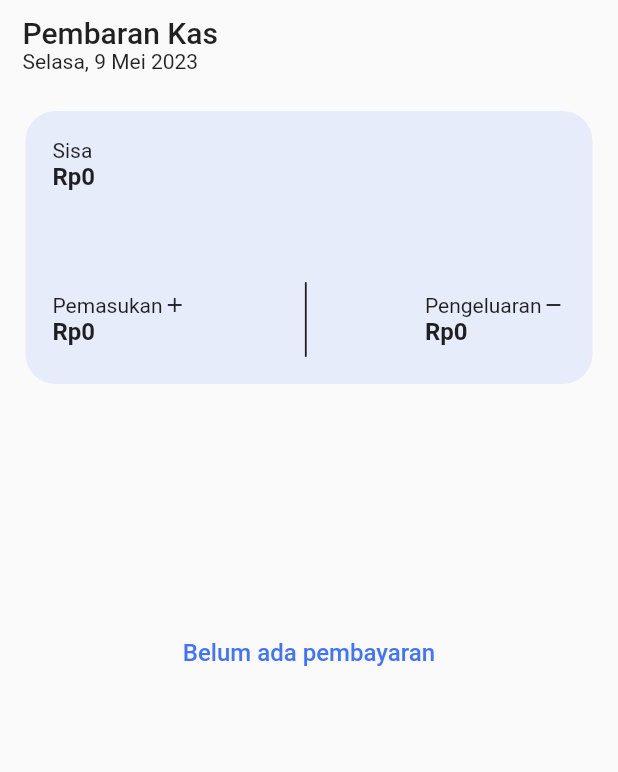
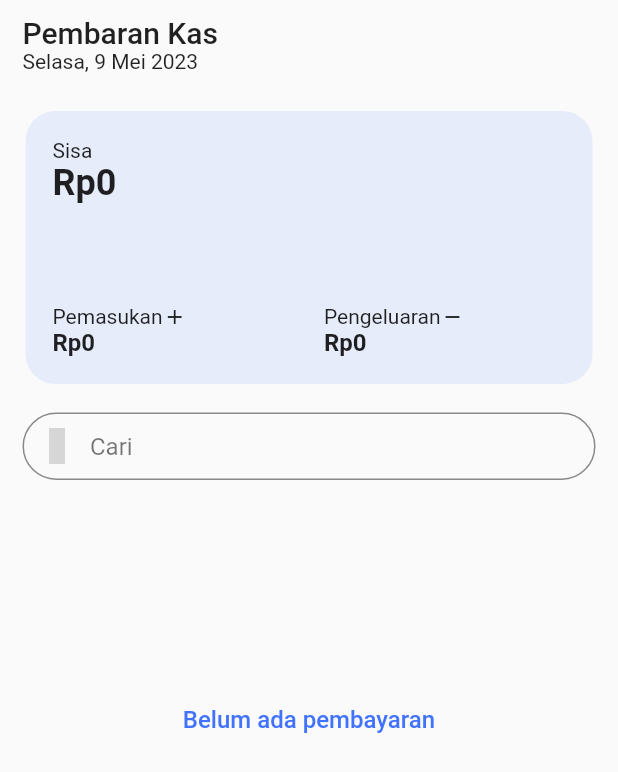
Before and after one commit to Imronarrosid/aplikasi_pembayaran_kas, a Flutter app: the Home screen opened directly, on a phone screen of 412 x 824 dp. Shown: the top 772 px of the screen. Run offline on Flutter 3.47's test engine with Material 2 defaults, Android fonts, the phone set to English and light mode, and no system bars; drawn by our look-alikes of entry; our stand-ins replace flutter_bounceable, flutter_local_notifications, hive, hive_flutter, iconly, sqflite; accounts and stored records are empty; grey boxes are pictures that could not be loaded.

Commit message:
adjust design widget

```diff
--- a/lib/view/card_person.dart
+++ b/lib/view/card_person.dart
@@ -15,9 +15,6 @@ Widget cardPrson(
       xOffset: 1000,
       yOffset: 0,
       delay: const Duration(milliseconds: 200),
-      child: Container(
-        height: 70,
-        decoration: BoxDecoration(borderRadius: BorderRadius.circular(5)),
       child: Bounceable(
           onTap: () {
             // if (StartButtonController.getState()) {
@@ -31,9 +28,9 @@ Widget cardPrson(
             //   notStartedDialog(context);
             // }
           },
-          child: Card(
-            shape:
-                RoundedRectangleBorder(borderRadius: BorderRadius.circular(10)),
+        child: Container(
+        height: 70,
+        decoration: BoxDecoration(borderRadius: BorderRadius.circular(5)),
           child: Row(
             crossAxisAlignment: CrossAxisAlignment.center,
             mainAxisAlignment: MainAxisAlignment.start,
@@ -74,8 +71,8 @@ Widget cardPrson(
                                   horizontal: 8, vertical: 2),
                               decoration: BoxDecoration(
                                   borderRadius: BorderRadius.circular(5),
-                                    color: const Color(0xFF4273FF)
-                                        .withOpacity(0.2)),
+                                  color:
+                                      const Color(0xFF4273FF).withOpacity(0.2)),
                               child: const Text(
                                 'Lunas',
                                 style: TextStyle(
@@ -107,7 +104,6 @@ Widget cardPrson(
           ),
         ),
       ),
-      ),
     );
   });
 }
--- a/lib/view/home.dart
+++ b/lib/view/home.dart
@@ -7,6 +7,7 @@ import 'package:pembayaran_kas/controller/start_button_controller.dart';
 import 'package:pembayaran_kas/formater/date_format.dart';
 import 'package:pembayaran_kas/model/payment.dart';
 import 'package:pembayaran_kas/formater/number_format.dart';
+import 'package:pembayaran_kas/screen/search_page.dart';
 import 'package:pembayaran_kas/view/create_cash_out.dart';
 import 'package:pembayaran_kas/view/create_payment.dart';
 import 'package:pembayaran_kas/view/show_card.dart';
@@ -131,6 +132,7 @@ class _HomeState extends State<Home> {
                                                   .textTheme
                                                   .displayLarge!
                                                   .merge(const TextStyle(
+                                                    fontSize: 24,
                                                       color: Colors.black87)),
 
                                         ),
@@ -190,6 +192,7 @@ class _HomeState extends State<Home> {
                                                               })
                                                           : ElevatedButton(
                                                               style: ElevatedButton.styleFrom(
+                                                                elevation: 0,
                                                                   backgroundColor: Theme.of(context).colorScheme.primary,
                                                                   shape: RoundedRectangleBorder(borderRadius: BorderRadius.circular(100)),
                                                                   minimumSize: const Size(110, 15),
@@ -220,7 +223,10 @@ class _HomeState extends State<Home> {
                                   mainAxisAlignment:
                                       MainAxisAlignment.spaceBetween,
                                   children: [
-                                    Column(
+                                    Expanded(
+                                      child: SizedBox(
+                                        height: 35,
+                                        child: Column(
                                           crossAxisAlignment:
                                               CrossAxisAlignment.start,
                                           children: [
@@ -246,16 +252,13 @@ class _HomeState extends State<Home> {
                                             ),
                                           ],
                                         ),
-                                    Container(
-                                      width: 1.2,
-                                      height: 50,
-                                      decoration: const BoxDecoration(
-                                          color: Colors.black87,
-                                          borderRadius: BorderRadius.vertical(
-                                              top: Radius.circular(50),
-                                              bottom: Radius.circular(50))),
                                       ),
-                                    Column(
+                                    ),
+                                    Expanded(
+                                      child: Container(
+                                        padding: const EdgeInsets.only(left: 10),
+                                        height: 35,
+                                        child: Column(
                                           crossAxisAlignment:
                                               CrossAxisAlignment.start,
                                           children: [
@@ -282,6 +285,8 @@ class _HomeState extends State<Home> {
                                             ),
                                           ],
                                         ),
+                                      ),
+                                    ),
                                   ],
                                 )
                               ]),
@@ -292,6 +297,30 @@ class _HomeState extends State<Home> {
                 ),
                 const SizedBox(
                   height: 15,
+                ),
+                GestureDetector(
+                  onTap: (){
+                    Navigator.push(context, MaterialPageRoute(builder: (context) => const SearchPage()));
+                  },
+                  child: Container(
+                    height: 45,
+                    decoration: BoxDecoration(
+                      border: Border.all(color: Colors.black45),
+                      borderRadius: const BorderRadius.all(Radius.circular(50))
+                    ),
+                    padding: const EdgeInsets.symmetric(horizontal: 10),
+                    margin: const EdgeInsets.symmetric(horizontal: 15),
+                    child: Row(
+                      children: const [
+                        Icon(IconlyBroken.search),
+                        SizedBox(width: 10,),
+                        Text(
+                          'Cari'
+                          ,style: TextStyle(color: Colors.black54,fontSize: 16),
+                        )
+                      ],
+                    )
+                  ),
                 ),
                 (Payment.getName() != null)
                     ? Entry.offset(
--- a/lib/view/root_page.dart
+++ b/lib/view/root_page.dart
@@ -18,15 +18,16 @@ class RootPage extends StatefulWidget {
 class _RootPageState extends State<RootPage> {
   int selectedIndex=0;
   List<Widget> listScreen=[
-    Home(),
-    CreatePayment(),
-    CashOutPage()
+    const Home(),
+    const CreatePayment(),
+    const CashOutPage()
   ];
   @override
   Widget build(BuildContext context) {
     return Scaffold(
       bottomNavigationBar: Entry.offset(
         child: BottomNavigationBar(
+          elevation: 0,
           backgroundColor: Colors.white,
           unselectedItemColor: Theme.of(context).colorScheme.primary,
           currentIndex: selectedIndex,
```
Lines whose indentation alone changed are shown as unchanged.
